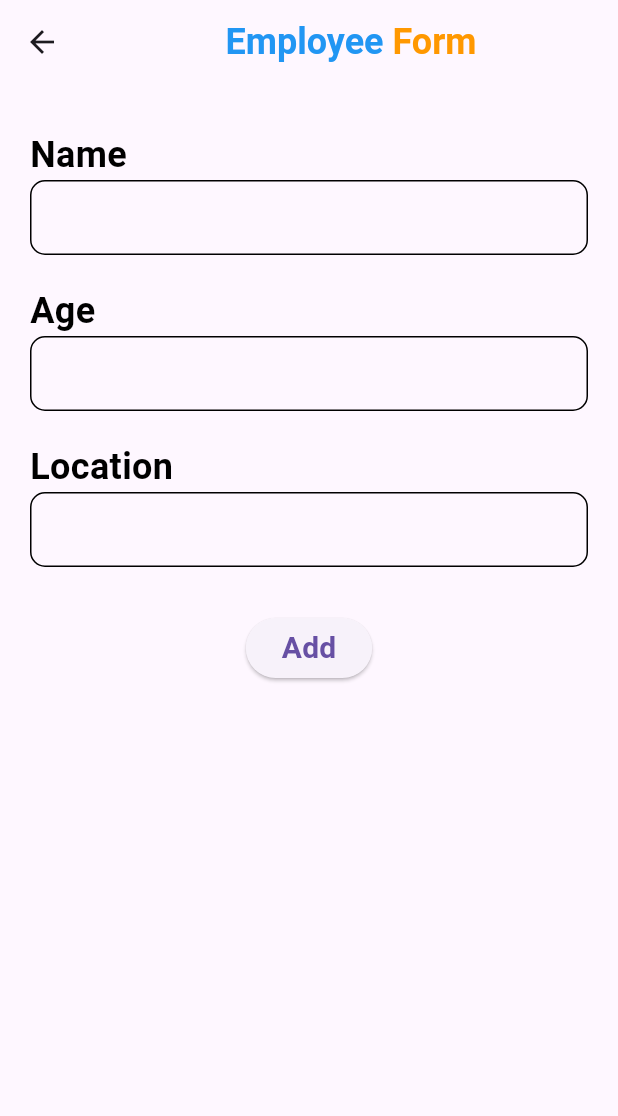
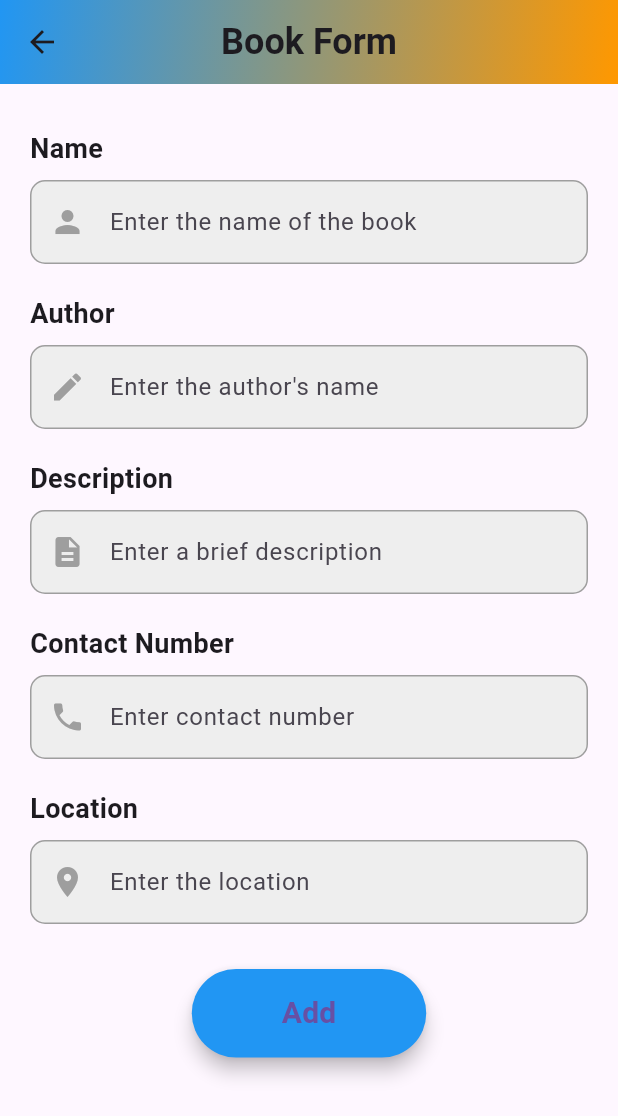
Before and after one commit to nimendra-ag/bookbuddies_mobile, a Flutter app: the Home screen opened by its route, after a tap on the "add" icon, on a phone screen of 412 x 824 dp. Shown: the top 1116 px of the screen. Run offline on Flutter 3.47's test engine with Material 3 defaults, Android fonts, the phone set to English and light mode, and no system bars; our stand-ins replace cloud_firestore, firebase_auth, firebase_core, fluttertoast, random_string; accounts and stored records are empty.

Commit message:
Ui and form updated

```diff
--- a/lib/pages/employee.dart
+++ b/lib/pages/employee.dart
@@ -12,129 +12,159 @@ class Employee extends StatefulWidget {
 
 class _EmployeeState extends State<Employee> {
   TextEditingController nameController = TextEditingController();
-  TextEditingController ageController = TextEditingController();
+  TextEditingController authorController = TextEditingController();
+  TextEditingController descriptionController = TextEditingController();
+  TextEditingController contactNumberController = TextEditingController();
   TextEditingController locationController = TextEditingController();
+
   @override
   Widget build(BuildContext context) {
     return Scaffold(
       appBar: AppBar(
-          title: const Row(
-        mainAxisAlignment: MainAxisAlignment.center,
-        children: [
-          Text(
-            'Employee ',
-            style: TextStyle(
-                color: Colors.blue, fontSize: 24, fontWeight: FontWeight.bold),
+        flexibleSpace: Container(
+          decoration: const BoxDecoration(
+            gradient: LinearGradient(
+              colors: [Colors.blue, Colors.orange],
+              begin: Alignment.topLeft,
+              end: Alignment.bottomRight,
             ),
-          Text(
-            'Form',
-            style: TextStyle(
-                color: Colors.orange,
-                fontSize: 24,
-                fontWeight: FontWeight.bold),
           ),
-        ],
-      )),
-      body: Container(
-        margin: EdgeInsets.only(left: 20.0, top: 30.0, right: 20.0),
+        ),
+        centerTitle: true,
+        title: const Text(
+          'Book Form',
+          style: TextStyle(fontSize: 24, fontWeight: FontWeight.bold),
+        ),
+      ),
+      body: SingleChildScrollView(
+        padding: const EdgeInsets.symmetric(horizontal: 20, vertical: 30),
         child: Column(
           crossAxisAlignment: CrossAxisAlignment.start,
           children: [
-            Text(
-              "Name",
-              style: TextStyle(
-                  color: Colors.black,
-                  fontSize: 24.0,
-                  fontWeight: FontWeight.bold),
+            buildTextField(
+              label: "Name",
+              icon: Icons.person,
+              controller: nameController,
+              hintText: "Enter the name of the book",
             ),
-            Container(
-              padding: EdgeInsets.only(left: 10.0),
-              decoration: BoxDecoration(
-                  borderRadius: BorderRadius.circular(10),
-                  border: Border.all()),
-              child: TextField(
-                controller: nameController,
-                decoration: InputDecoration(border: InputBorder.none),
+            const SizedBox(height: 20),
+            buildTextField(
+              label: "Author",
+              icon: Icons.edit,
+              controller: authorController,
+              hintText: "Enter the author's name",
             ),
+            const SizedBox(height: 20),
+            buildTextField(
+              label: "Description",
+              icon: Icons.description,
+              controller: descriptionController,
+              hintText: "Enter a brief description",
             ),
-            SizedBox(
-              height: 20.0,
+            const SizedBox(height: 20),
+            buildTextField(
+              label: "Contact Number",
+              icon: Icons.phone,
+              controller: contactNumberController,
+              hintText: "Enter contact number",
+              keyboardType: TextInputType.phone,
             ),
-            Text(
-              "Age",
-              style: TextStyle(
-                  color: Colors.black,
-                  fontSize: 24.0,
-                  fontWeight: FontWeight.bold),
+            const SizedBox(height: 20),
+            buildTextField(
+              label: "Location",
+              icon: Icons.location_on,
+              controller: locationController,
+              hintText: "Enter the location",
             ),
-            Container(
-              padding: EdgeInsets.only(left: 10.0),
-              decoration: BoxDecoration(
-                  borderRadius: BorderRadius.circular(10),
-                  border: Border.all()),
-              child: TextField(
-                controller: ageController,
-                decoration: InputDecoration(border: InputBorder.none),
-              ),
-            ),
-            SizedBox(
-              height: 20.0,
-            ),
-            Text(
-              "Location",
-              style: TextStyle(
-                  color: Colors.black,
-                  fontSize: 24.0,
-                  fontWeight: FontWeight.bold),
-            ),
-            Container(
-              padding: EdgeInsets.only(left: 10.0),
-              decoration: BoxDecoration(
-                  borderRadius: BorderRadius.circular(10),
-                  border: Border.all()),
-              child: TextField(
-                controller: locationController,
-                decoration: InputDecoration(border: InputBorder.none),
-              ),
-            ),
-            SizedBox(
-              height: 30.0,
-            ),
+            const SizedBox(height: 30),
             Center(
               child: ElevatedButton(
                 onPressed: () async {
-                    String Id = randomAlphaNumeric(10);
+                  String id = randomAlphaNumeric(10);
                   Map<String, dynamic> employeeInfoMap = {
                     "Name": nameController.text,
-                      "Age": ageController.text,
-                      "Id": Id,
-                      "Location": locationController.text
+                    "Author": authorController.text,
+                    "Id": id,
+                    "Description": descriptionController.text,
+                    "Contact Number": contactNumberController.text,
+                    "Location": locationController.text,
                   };
-                    nameController.text = "";
-                    ageController.text = "";
-                    locationController.text = "";
+                  nameController.clear();
+                  authorController.clear();
+                  descriptionController.clear();
+                  contactNumberController.clear();
+                  locationController.clear();
 
                   await DatabaseMethods()
-                        .addEmployeeDetails(employeeInfoMap, Id)
+                      .addEmployeeDetails(employeeInfoMap, id)
                       .then((value) {
                     Fluttertoast.showToast(
-                          msg: "Employee data added succesfully",
+                      msg: "Book data added successfully",
                       toastLength: Toast.LENGTH_SHORT,
                       gravity: ToastGravity.CENTER,
-                          timeInSecForIosWeb: 1,
-                          backgroundColor: Colors.red,
+                      backgroundColor: Colors.green,
                       textColor: Colors.white,
-                          fontSize: 16.0);
+                      fontSize: 16.0,
+                    );
                   });
                 },
-                  child: Text(
+                style: ElevatedButton.styleFrom(
+                  padding: const EdgeInsets.symmetric(
+                      vertical: 15, horizontal: 60),
+                  shape: RoundedRectangleBorder(
+                      borderRadius: BorderRadius.circular(30)),
+                  elevation: 5,
+                  backgroundColor: Colors.blue,
+                ),
+                child: const Text(
                   "Add",
                   style: TextStyle(fontSize: 20, fontWeight: FontWeight.bold),
-                  )),
-            )
+                ),
+              ),
+            ),
           ],
         ),
       ),
     );
   }
+
+  Widget buildTextField({
+    required String label,
+    required IconData icon,
+    required TextEditingController controller,
+    String? hintText,
+    TextInputType keyboardType = TextInputType.text,
+  }) {
+    return Column(
+      crossAxisAlignment: CrossAxisAlignment.start,
+      children: [
+        Text(
+          label,
+          style: const TextStyle(
+            fontSize: 18,
+            fontWeight: FontWeight.bold,
+          ),
+        ),
+        const SizedBox(height: 8),
+        Container(
+          decoration: BoxDecoration(
+            borderRadius: BorderRadius.circular(10),
+            border: Border.all(color: Colors.grey, width: 1),
+            color: Colors.grey[200],
+          ),
+          child: TextField(
+            controller: controller,
+            keyboardType: keyboardType,
+            decoration: InputDecoration(
+              prefixIcon: Icon(icon, color: Colors.grey),
+              hintText: hintText,
+              border: InputBorder.none,
+              contentPadding:
+                  const EdgeInsets.symmetric(vertical: 15, horizontal: 10),
+            ),
+          ),
+        ),
+      ],
+    );
   }
+}
--- a/lib/pages/home.dart
+++ b/lib/pages/home.dart
@@ -51,41 +51,68 @@ class _HomeState extends State<Home> {
                   return Container(
                     margin: const EdgeInsets.only(bottom: 20.0),
                     child: Material(
-                      elevation: 5.0,
-                      borderRadius: BorderRadius.circular(10),
+                      elevation: 3.0,
+                      borderRadius: BorderRadius.circular(12),
                       child: Container(
-                        padding: const EdgeInsets.all(20.0),
-                        width: MediaQuery.of(context).size.width,
+                        padding: const EdgeInsets.all(16.0),
                         decoration: BoxDecoration(
                           color: Colors.white,
-                          borderRadius: BorderRadius.circular(10),
+                          borderRadius: BorderRadius.circular(12),
                         ),
                         child: Column(
                           crossAxisAlignment: CrossAxisAlignment.start,
                           children: [
+                            Stack(
+                              children: [
+                                Align(
+                                  alignment: Alignment.topRight,
+                                  child: Icon(
+                                    Icons.book,
+                                    color: Colors.blue.shade400,
+                                    size: 30.0,
+                                  ),
+                                ),
                                 Text(
-                              "Name: ${ds['Name']}",
+                                  "${ds['Name']}",
                                   style: const TextStyle(
-                                color: Colors.blue,
-                                fontSize: 20.0,
+                                    fontSize: 18.0,
                                     fontWeight: FontWeight.bold,
                                   ),
                                 ),
+                              ],
+                            ),
+                            const SizedBox(height: 8.0),
                             Text(
-                              "Age: ${ds['Age']}",
-                              style: const TextStyle(
-                                color: Colors.orange,
-                                fontSize: 20.0,
-                                fontWeight: FontWeight.bold,
+                              "By ${ds['Author']}",
+                              style: const TextStyle(fontSize: 16.0),
                             ),
+                            const SizedBox(height: 8.0),
+                            Text(
+                              "${ds['Description']}",
+                              style: const TextStyle(fontSize: 16.0),
                             ),
+                            const SizedBox(height: 8.0),
+                            Row(
+                              children: [
+                                const Icon(Icons.phone, color: Colors.green),
+                                const SizedBox(width: 10),
                                 Text(
-                              "Location: ${ds['Location']}",
-                              style: const TextStyle(
-                                color: Colors.green,
-                                fontSize: 20.0,
-                                fontWeight: FontWeight.bold,
+                                  "${ds['Contact Number']}",
+                                  style: const TextStyle(fontSize: 16.0),
                                 ),
+                              ],
+                            ),
+                            const SizedBox(height: 8.0),
+                            Row(
+                              children: [
+                                const Icon(Icons.location_pin,
+                                    color: Colors.red),
+                                const SizedBox(width: 10),
+                                Text(
+                                  "${ds['Location']}",
+                                  style: const TextStyle(fontSize: 16.0),
+                                ),
+                              ],
                             ),
                           ],
                         ),
@@ -94,7 +121,7 @@ class _HomeState extends State<Home> {
                   );
                 },
               )
-            : const Center(child: Text("No matching employees found"));
+            : const Center(child: Text("No matching books found"));
       },
     );
   }
@@ -108,9 +135,12 @@ class _HomeState extends State<Home> {
       },
       decoration: InputDecoration(
         prefixIcon: const Icon(Icons.search),
-        hintText: "Search by name",
+        hintText: "Search by book",
+        filled: true,
+        fillColor: Colors.grey.shade200,
         border: OutlineInputBorder(
-          borderRadius: BorderRadius.circular(10),
+          borderRadius: BorderRadius.circular(12),
+          borderSide: BorderSide.none,
         ),
       ),
     );
@@ -120,42 +150,28 @@ class _HomeState extends State<Home> {
   Widget build(BuildContext context) {
     return Scaffold(
       floatingActionButton: FloatingActionButton(
+        backgroundColor: Colors.blue,
         onPressed: () {
           Navigator.push(
             context,
             MaterialPageRoute(builder: (context) => const Employee()),
           );
         },
-        child: const Icon(Icons.add),
+        child: const Icon(Icons.add, color: Colors.white),
+        tooltip: "Add New Book",
       ),
       appBar: AppBar(
-        title: const Row(
-          mainAxisAlignment: MainAxisAlignment.center,
-          children: [
-            Text(
-              'Flutter ',
-              style: TextStyle(
-                color: Colors.blue,
-                fontSize: 24,
-                fontWeight: FontWeight.bold,
+        title: const Text(
+          'Employee Manager',
+          style: TextStyle(fontSize: 22.0, fontWeight: FontWeight.bold),
         ),
-            ),
-            Text(
-              'Firebase',
-              style: TextStyle(
-                color: Colors.orange,
-                fontSize: 24,
-                fontWeight: FontWeight.bold,
-              ),
-            ),
-          ],
-        ),
+        centerTitle: true,
       ),
       body: Container(
-        margin: const EdgeInsets.only(left: 20.0, right: 20.0, top: 30.0),
+        margin: const EdgeInsets.symmetric(horizontal: 16.0, vertical: 8.0),
         child: Column(
           children: [
-            searchBar(), // Add the search bar at the top
+            searchBar(),
             const SizedBox(height: 10.0),
             Expanded(child: allEmployeeDetails()),
           ],
@@ -166,6 +182,7 @@ class _HomeState extends State<Home> {
 }
 
 
+
 // Platform  Firebase App Id
 // android   1:668028575415:android:10f252bf052fdad54cf732
 // ios       1:668028575415:ios:37d9d603745c35cb4cf732
```
Lines whose indentation alone changed are shown as unchanged.
